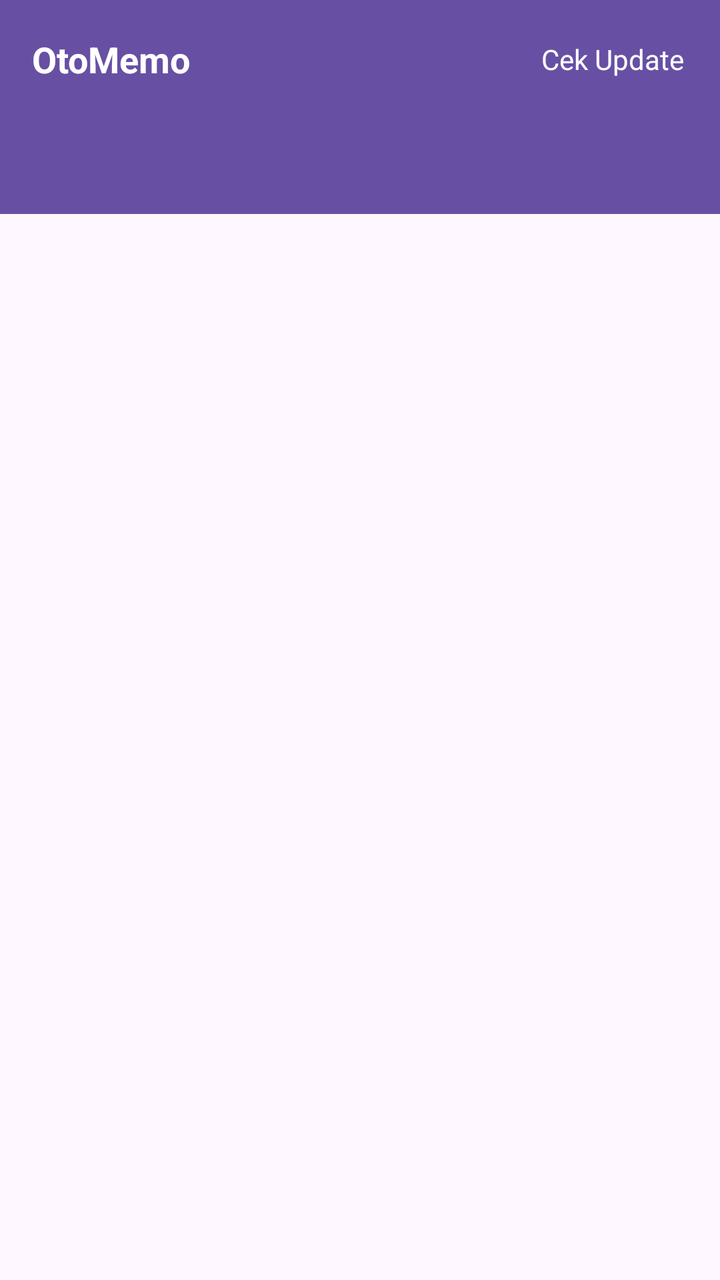
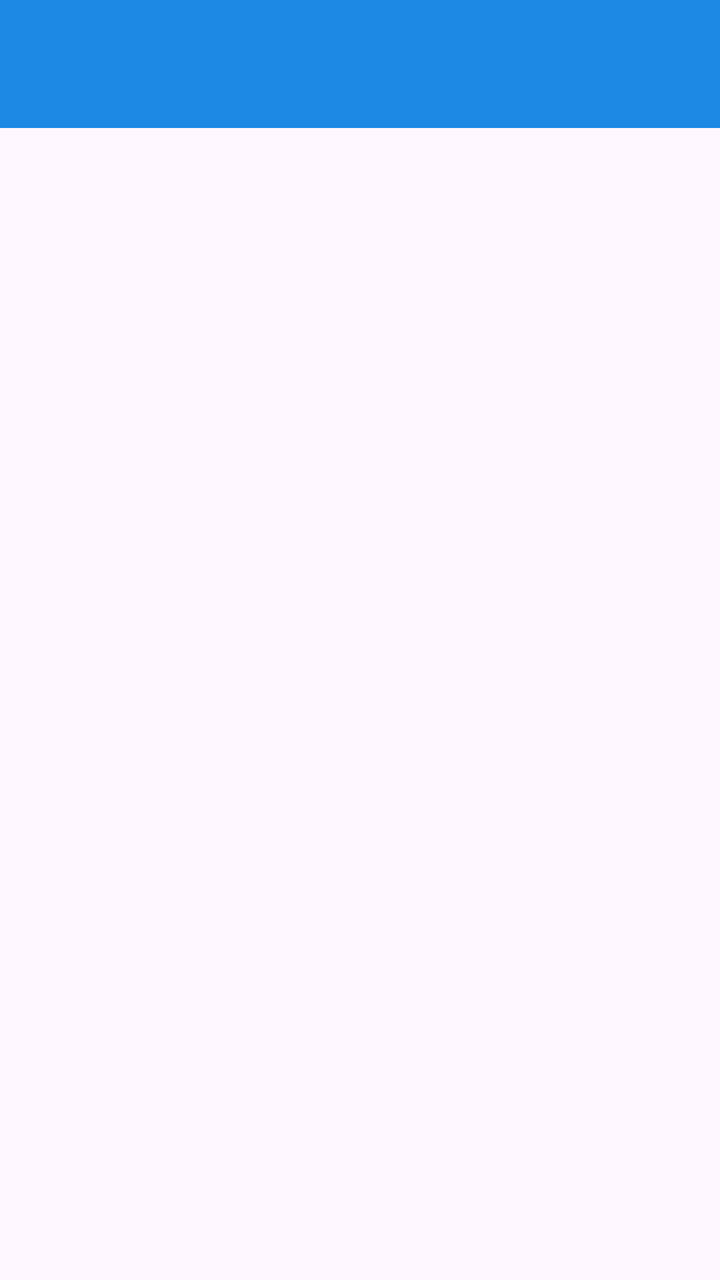

Compare the two renders of this Android layout. The source of the first and the diff that turns it into the second are given below.
<!-- AndroidManifest.xml: application theme Theme.OtoMemo -->
<!-- res/layout/activity_main.xml -->
<?xml version="1.0" encoding="utf-8"?>
<LinearLayout xmlns:android="http://schemas.android.com/apk/res/android"
    xmlns:app="http://schemas.android.com/apk/res-auto"
    android:layout_width="match_parent"
    android:layout_height="match_parent"
    android:orientation="vertical">

    <LinearLayout
        android:layout_width="match_parent"
        android:layout_height="wrap_content"
        android:background="?attr/colorPrimary"
        android:gravity="center_vertical"
        android:orientation="horizontal"
        android:paddingStart="16dp"
        android:paddingTop="10dp"
        android:paddingEnd="8dp"
        android:paddingBottom="10dp">

        <TextView
            android:layout_width="0dp"
            android:layout_height="wrap_content"
            android:layout_weight="1"
            android:text="@string/app_name"
            android:textColor="@android:color/white"
            android:textSize="18sp"
            android:textStyle="bold" />

        <TextView
            android:id="@+id/buttonUpdate"
            android:layout_width="wrap_content"
            android:layout_height="wrap_content"
            android:background="?attr/selectableItemBackground"
            android:padding="10dp"
            android:text="Cek Update"
            android:textColor="@android:color/white" />
    </LinearLayout>

    <com.google.android.material.tabs.TabLayout
        android:id="@+id/tabLayout"
        android:layout_width="match_parent"
        android:layout_height="wrap_content"
        android:background="?attr/colorPrimary"
        app:tabIndicatorColor="@android:color/white"
        app:tabSelectedTextColor="@android:color/white"
        app:tabTextColor="#CCFFFFFF" />

    <androidx.viewpager2.widget.ViewPager2
        android:id="@+id/viewPager"
        android:layout_width="match_parent"
        android:layout_height="0dp"
        android:layout_weight="1" />
</LinearLayout>
<!-- resources referenced by this layout -->
<resources>
  <string name="app_name">OtoMemo</string>
  <style name="Theme.OtoMemo" parent="Theme.Material3.DayNight.NoActionBar" />
</resources>

<!-- the commit's change to res/layout/activity_main.xml (unified diff, before → after) -->
@@ -1,52 +1,61 @@
 <?xml version="1.0" encoding="utf-8"?>
-<LinearLayout xmlns:android="http://schemas.android.com/apk/res/android"
+<androidx.drawerlayout.widget.DrawerLayout xmlns:android="http://schemas.android.com/apk/res/android"
     xmlns:app="http://schemas.android.com/apk/res-auto"
+    android:id="@+id/drawerLayout"
     android:layout_width="match_parent"
-    android:layout_height="match_parent"
-    android:orientation="vertical">
+    android:layout_height="match_parent">
 
     <LinearLayout
         android:layout_width="match_parent"
-        android:layout_height="wrap_content"
-        android:background="?attr/colorPrimary"
-        android:gravity="center_vertical"
-        android:orientation="horizontal"
-        android:paddingStart="16dp"
-        android:paddingTop="10dp"
-        android:paddingEnd="8dp"
-        android:paddingBottom="10dp">
+        android:layout_height="match_parent"
+        android:orientation="vertical">
 
-        <TextView
-            android:layout_width="0dp"
-            android:layout_height="wrap_content"
-            android:layout_weight="1"
-            android:text="@string/app_name"
-            android:textColor="@android:color/white"
-            android:textSize="18sp"
-            android:textStyle="bold" />
+        <androidx.appcompat.widget.Toolbar
+            android:id="@+id/toolbar"
+            android:layout_width="match_parent"
+            android:layout_height="?attr/actionBarSize"
+            android:background="@color/primary"
+            android:theme="@style/ThemeOverlay.AppCompat.Dark"
+            app:titleTextColor="@android:color/white" />
 
-        <TextView
-            android:id="@+id/buttonUpdate"
-            android:layout_width="wrap_content"
-            android:layout_height="wrap_content"
-            android:background="?attr/selectableItemBackground"
-            android:padding="10dp"
-            android:text="Cek Update"
-            android:textColor="@android:color/white" />
+        <FrameLayout
+            android:id="@+id/container"
+            android:layout_width="match_parent"
+            android:layout_height="0dp"
+            android:layout_weight="1" />
     </LinearLayout>
 
-    <com.google.android.material.tabs.TabLayout
-        android:id="@+id/tabLayout"
+    <com.google.android.material.navigation.NavigationView
+        android:id="@+id/navView"
+        android:layout_width="wrap_content"
+        android:layout_height="match_parent"
+        android:layout_gravity="start"
+        android:fitsSystemWindows="true"
+        app:headerLayout="@layout/drawer_header"
+        app:menu="@menu/nav_menu" />
+</androidx.drawerlayout.widget.DrawerLayout>
+<!-- res/layout/drawer_header.xml (included above) -->
+<?xml version="1.0" encoding="utf-8"?>
+<LinearLayout xmlns:android="http://schemas.android.com/apk/res/android"
+    android:layout_width="match_parent"
+    android:layout_height="wrap_content"
+    android:background="@color/primary"
+    android:orientation="vertical"
+    android:padding="20dp">
+
+    <TextView
         android:layout_width="match_parent"
         android:layout_height="wrap_content"
-        android:background="?attr/colorPrimary"
-        app:tabIndicatorColor="@android:color/white"
-        app:tabSelectedTextColor="@android:color/white"
-        app:tabTextColor="#CCFFFFFF" />
+        android:text="@string/app_name"
+        android:textColor="@android:color/white"
+        android:textSize="20sp"
+        android:textStyle="bold" />
 
-    <androidx.viewpager2.widget.ViewPager2
-        android:id="@+id/viewPager"
+    <TextView
         android:layout_width="match_parent"
-        android:layout_height="0dp"
-        android:layout_weight="1" />
+        android:layout_height="wrap_content"
+        android:layout_marginTop="4dp"
+        android:text="Catatan service kendaraan"
+        android:textColor="#DDFFFFFF"
+        android:textSize="12sp" />
 </LinearLayout>
<!-- resource entries referenced after the edit -->
@@ -1,6 +1,11 @@
 <!-- resources referenced by this layout -->
 <resources>
+  <color name="primary">#1E88E5</color>
   <string name="app_name">OtoMemo</string>
-  <style name="Theme.OtoMemo" parent="Theme.Material3.DayNight.NoActionBar" />
+  <style name="Theme.OtoMemo" parent="Theme.Material3.Light.NoActionBar">
+          <item name="colorPrimary">@color/primary</item>
+          <item name="android:statusBarColor">@color/primaryDark</item>
+      </style>
+  <color name="primaryDark">#1565C0</color>
 </resources>
 
